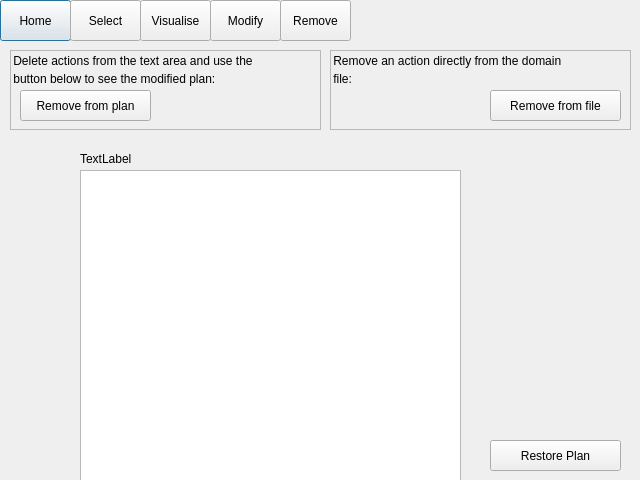
First picture: the form in removeaction.ui, repository ariannabettin/FYPArianna, before the edit.
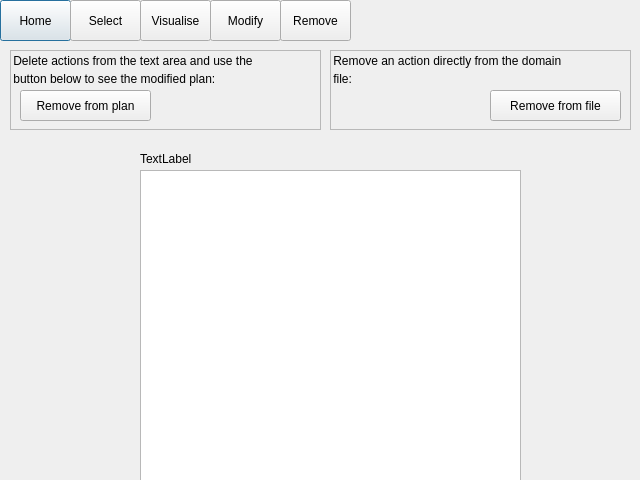
Second picture: the form after the edit.

```diff
--- a/removeaction.ui
+++ b/removeaction.ui
@@ -78,20 +78,10 @@
     <string>Remove</string>
    </property>
   </widget>
-  <widget class="QTextEdit" name="planArea">
-   <property name="geometry">
-    <rect>
-     <x>80</x>
-     <y>170</y>
-     <width>381</width>
-     <height>311</height>
-    </rect>
-   </property>
-  </widget>
   <widget class="QLabel" name="title_label">
    <property name="geometry">
     <rect>
-     <x>80</x>
+     <x>140</x>
      <y>150</y>
      <width>371</width>
      <height>17</height>
@@ -224,18 +214,15 @@
     </property>
    </widget>
   </widget>
-  <widget class="QPushButton" name="restoreButton">
+  <widget class="QListWidget" name="planArea">
    <property name="geometry">
     <rect>
-     <x>490</x>
-     <y>440</y>
-     <width>131</width>
-     <height>31</height>
+     <x>140</x>
+     <y>170</y>
+     <width>381</width>
+     <height>311</height>
     </rect>
    </property>
-   <property name="text">
-    <string>Restore Plan</string>
-   </property>
   </widget>
  </widget>
  <resources/>
```
